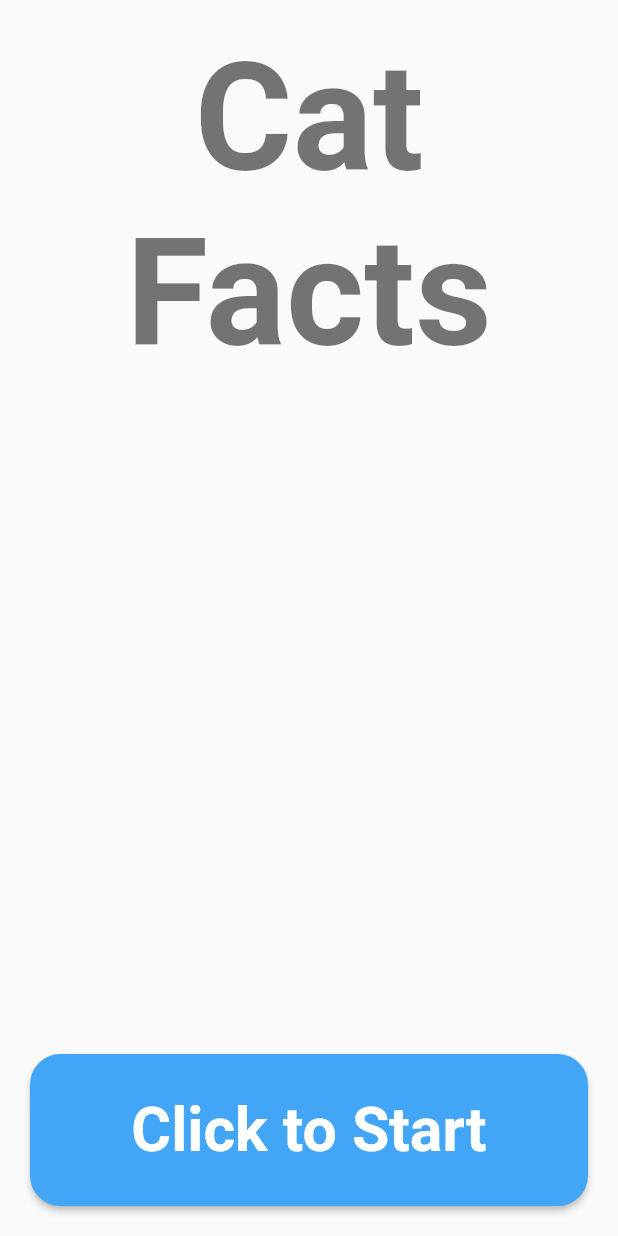
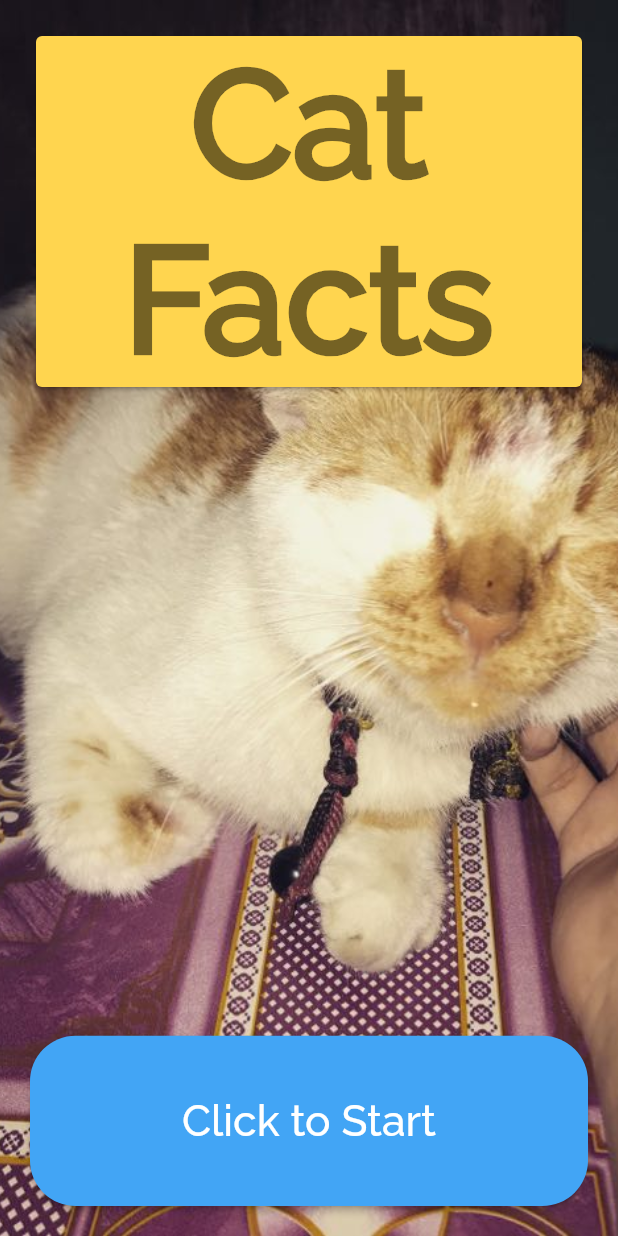
Before and after one commit to cjp-engr/cj-flutter-cat-fact-generator, a Flutter app: the screen it shows after launch, on a phone screen of 412 x 824 dp. Run offline on Flutter 3.47's test engine with Material 2 defaults, Android fonts, the light colour scheme and no system bars.

Commit message:
second commit

```diff
--- a/lib/main.dart
+++ b/lib/main.dart
@@ -32,10 +32,19 @@ class MyApp extends StatelessWidget {
           ),
         ),
         textTheme: const TextTheme(
-          headline1: TextStyle(fontSize: 100.0, fontWeight: FontWeight.bold),
-          headline6: TextStyle(fontSize: 36.0, fontStyle: FontStyle.italic),
-          bodyText2: TextStyle(fontSize: 14.0, fontFamily: 'Hind'),
+          headline1: TextStyle(
+            fontSize: 100.0,
+            fontWeight: FontWeight.bold,
+          ),
+          headline6: TextStyle(
+            fontSize: 36.0,
+          ),
+          bodyText1: TextStyle(
+            fontSize: 20.0,
+            fontWeight: FontWeight.bold,
+          ),
         ),
+        fontFamily: 'Raleway',
       ),
       home: const MyHomePage(title: 'Flutter Demo Home Page'),
       routes: {
--- a/lib/screen/display_cat_fact_image_screen.dart
+++ b/lib/screen/display_cat_fact_image_screen.dart
@@ -19,6 +19,7 @@ class _DisplayCatFactImageScreenState extends State<DisplayCatFactImageScreen> {
     MediaQueryData queryData;
     queryData = MediaQuery.of(context);
     return Scaffold(
+      backgroundColor: Colors.amber[300],
       body: Column(
         children: [
           SizedBox(
@@ -44,7 +45,9 @@ class _DisplayCatFactImageScreenState extends State<DisplayCatFactImageScreen> {
                           futureWidget;
                         });
                       },
-                      child: const Text('Generate Cat Fact'),
+                      child: const Text(
+                        'Generate Cat Fact',
+                      ),
                     ),
                   ),
                 ],
--- a/lib/screen/welcome_screen.dart
+++ b/lib/screen/welcome_screen.dart
@@ -7,14 +7,23 @@ class WelcomeScreen extends StatelessWidget {
   @override
   Widget build(BuildContext context) {
     return Scaffold(
-      body: SafeArea(
-        minimum: const EdgeInsets.all(20),
+      body: Container(
+        decoration: const BoxDecoration(
+          image: DecorationImage(
+            image: AssetImage("assets/images/my_cat.jpg"),
+            fit: BoxFit.cover,
+          ),
+        ),
+        padding: const EdgeInsets.all(20),
         child: Column(
           children: [
-            Text(
-              'Cat Facts',
-              style: Theme.of(context).textTheme.headline1,
-              textAlign: TextAlign.center,
+            Card(
+              color: Colors.amber[300],
+              child: Text(
+                'Cat Facts',
+                style: Theme.of(context).textTheme.headline1,
+                textAlign: TextAlign.center,
+              ),
             ),
             Expanded(
               child: FittedBox(
@@ -25,12 +34,8 @@ class WelcomeScreen extends StatelessWidget {
                     Navigator.pushNamed(
                         context, DisplayCatFactImageScreen.routeName);
                   },
-                  child: const Text('Click to Start'),
-                  style: ElevatedButton.styleFrom(
-                    textStyle: const TextStyle(
-                      fontSize: 30,
-                      fontWeight: FontWeight.bold,
-                    ),
+                  child: const Text(
+                    'Click to Start',
                   ),
                 ),
               ),
--- a/lib/widgets/cat_facts_image.dart
+++ b/lib/widgets/cat_facts_image.dart
@@ -15,11 +15,13 @@ class _CatFactsImageState extends State<CatFactsImage> {
     MediaQueryData queryData;
     queryData = MediaQuery.of(context);
     return Scaffold(
+      backgroundColor: Colors.amber[300],
       body: SafeArea(
         minimum: const EdgeInsets.all(20),
         child: ListView(
           children: [
             Card(
+              color: Colors.black45,
               child: Padding(
                 padding: const EdgeInsets.only(
                   left: 10,
@@ -27,7 +29,7 @@ class _CatFactsImageState extends State<CatFactsImage> {
                 ),
                 child: Image.network(
                   '${widget.catResults.values.elementAt(1)}',
-                  height: queryData.size.height / 1.5,
+                  height: queryData.size.height / 1.8,
                   width: double.infinity,
                   fit: BoxFit.fitWidth,
                 ),
@@ -37,7 +39,7 @@ class _CatFactsImageState extends State<CatFactsImage> {
               padding: const EdgeInsets.only(top: 30),
               child: Text(
                 '${widget.catResults.values.elementAt(0)}',
-                style: const TextStyle(fontSize: 20),
+                style: Theme.of(context).textTheme.headline6,
                 textAlign: TextAlign.center,
               ),
             ),
```
Also changed, not shown: lib/models/cat_facts_result.dart (deleted, +0 -8 lines), lib/providers/api_cat_images.dart (deleted, +0 -22 lines), pubspec.yaml (+8 -9 lines), assets/fonts/Raleway-Light.ttf (added), assets/fonts/Raleway-Medium.ttf (added), assets/images/my_cat.jpg (added), pubspec.lock.
